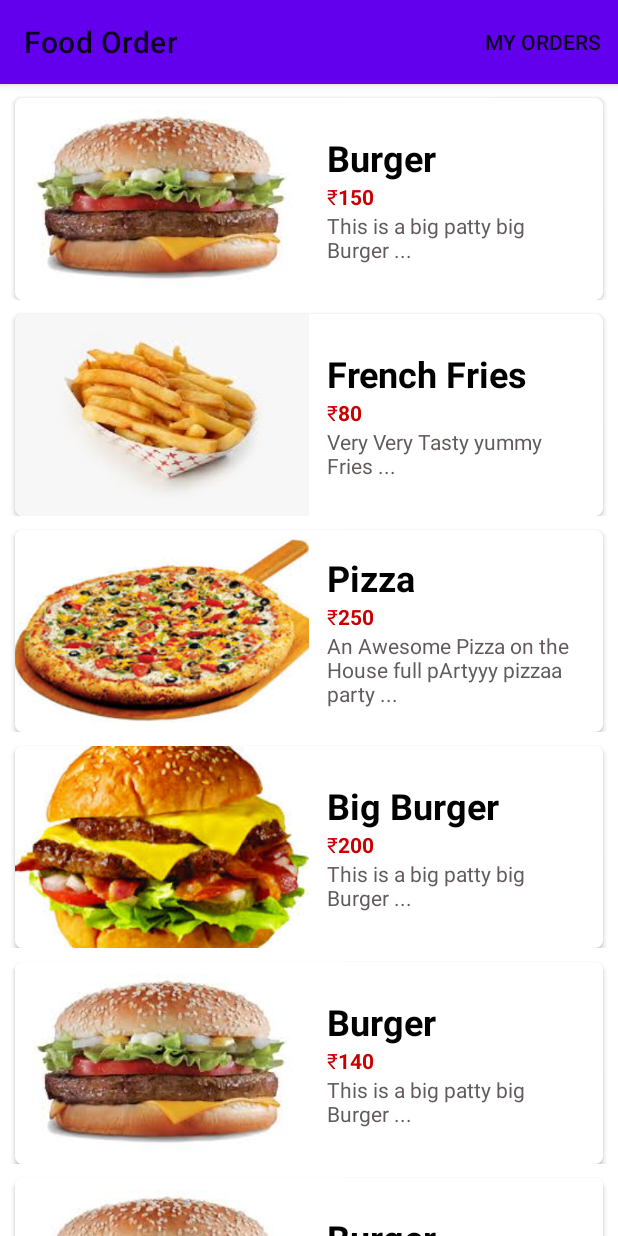
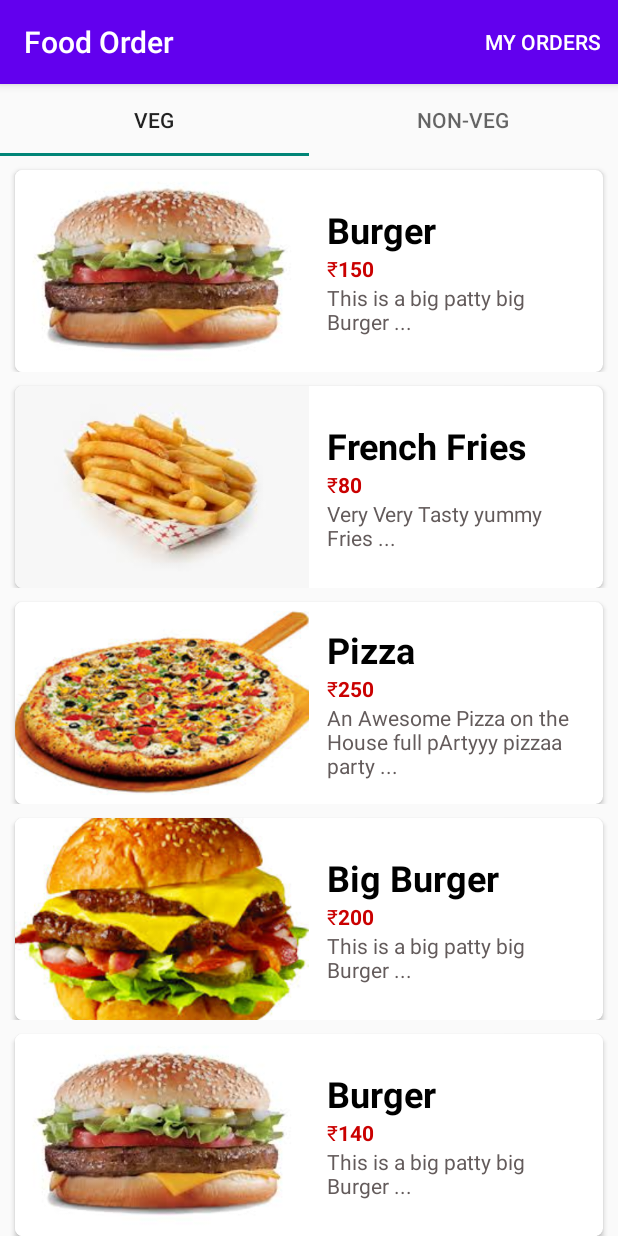
Before and after one commit to Nkrocks/-FoodOrderApp, an Android app: the screen it shows after launch (MainActivity), on a phone screen of 412 x 824 dp. Run offline under Robolectric (Android 15) with nearby library versions, the phone set to English and light mode, and no system bars; Roboto replaces fonts that are not available here.

Commit message:
tab layout added

```diff
--- a/app/build.gradle
+++ b/app/build.gradle
@@ -37,6 +37,7 @@ dependencies {
     implementation 'androidx.appcompat:appcompat:1.2.0'
     implementation 'com.google.android.material:material:1.2.1'
     implementation 'androidx.constraintlayout:constraintlayout:2.0.4'
+    implementation 'androidx.legacy:legacy-support-v4:1.0.0'
     testImplementation 'junit:junit:4.+'
     androidTestImplementation 'androidx.test.ext:junit:1.1.2'
     androidTestImplementation 'androidx.test.espresso:espresso-core:3.3.0'
--- a/app/src/main/java/com/nik/foodorder/Adapters/MainAdapter.java
+++ b/app/src/main/java/com/nik/foodorder/Adapters/MainAdapter.java
@@ -22,7 +22,7 @@ public class MainAdapter extends RecyclerView.Adapter<MainAdapter.viewholder>{
     ArrayList<MainModel> list;
     Context context;
 
-    public MainAdapter(ArrayList<MainModel> list, Context context) {
+    public MainAdapter(ArrayList<MainModel> list,Context context) {
         this.list = list;
         this.context = context;
     }
--- a/app/src/main/java/com/nik/foodorder/Adapters/OrdersAdapter.java
+++ b/app/src/main/java/com/nik/foodorder/Adapters/OrdersAdapter.java
@@ -69,8 +69,8 @@ public class OrdersAdapter extends RecyclerView.Adapter<OrdersAdapter.viewholder
                                 DBHelper helper = new DBHelper(context);
                                 if (helper.deleteOrder(model.getOrderNumber())>0){
                                     Toast.makeText(context,"Order Deleted",Toast.LENGTH_SHORT).show();
-                                    Intent intent=new Intent(context, OrderActivity.class);
-                                    context.startActivity(intent);
+                                     Intent intent=new Intent(context, OrderActivity.class);
+                                     context.startActivity(intent);
 
                                 }else{
                                     Toast.makeText(context,"Error",Toast.LENGTH_SHORT).show();
--- /dev/null
+++ b/app/src/main/java/com/nik/foodorder/Adapters/PageAdapter.java
@@ -0,0 +1,35 @@
+package com.nik.foodorder.Adapters;
+
+import androidx.annotation.NonNull;
+import androidx.fragment.app.Fragment;
+import androidx.fragment.app.FragmentManager;
+import androidx.fragment.app.FragmentPagerAdapter;
+
+import com.nik.foodorder.NonvegFrag;
+import com.nik.foodorder.VegFrag;
+
+public class PageAdapter extends FragmentPagerAdapter {
+
+    int tabcount;
+
+    public PageAdapter(@NonNull FragmentManager fm, int behavior) {
+        super(fm, behavior);
+        tabcount = behavior;
+
+    }
+
+    @NonNull
+    @Override
+    public Fragment getItem(int position) {
+        switch (position){
+            case 0: return new VegFrag();
+            case 1: return  new NonvegFrag();
+            default: return null;
+        }
+    }
+
+    @Override
+    public int getCount() {
+        return tabcount;
+    }
+}
--- a/app/src/main/java/com/nik/foodorder/MainActivity.java
+++ b/app/src/main/java/com/nik/foodorder/MainActivity.java
@@ -7,42 +7,61 @@ import android.view.MenuItem;
 
 import androidx.annotation.NonNull;
 import androidx.appcompat.app.AppCompatActivity;
-import androidx.recyclerview.widget.LinearLayoutManager;
+import androidx.viewpager.widget.ViewPager;
 
-import com.nik.foodorder.Adapters.MainAdapter;
-import com.nik.foodorder.Models.MainModel;
-import com.nik.foodorder.databinding.ActivityMainBinding;
-
-import java.util.ArrayList;
+import com.google.android.material.tabs.TabItem;
+import com.google.android.material.tabs.TabLayout;
+import com.nik.foodorder.Adapters.PageAdapter;
 
 public class MainActivity extends AppCompatActivity {
-    ActivityMainBinding binding;
+    com.nik.foodorder.databinding.ActivityMainBinding binding;
+
+    TabLayout tabLayout;
+    TabItem vegtab,nonvegtab;
+    ViewPager viewPager;
+    PageAdapter pageAdapter;
 
     @Override
     protected void onCreate(Bundle savedInstanceState) {
         super.onCreate(savedInstanceState);
 
-        binding = ActivityMainBinding.inflate(getLayoutInflater());
-        setContentView(binding.getRoot());
+       setContentView(R.layout.activity_main);
 
-        ArrayList<MainModel> list = new ArrayList<>();
+        tabLayout = (TabLayout)findViewById(R.id.tablayout1);
+        vegtab = (TabItem)findViewById(R.id.vegtab);
+        nonvegtab = (TabItem)findViewById(R.id.nonvegtab);
+        viewPager = (ViewPager) findViewById(R.id.vpager);
 
-        list.add(new MainModel(R.drawable.burger,"Burger","150","This is a big patty big Burger ..."));
-        list.add(new MainModel(R.drawable.fries,"French Fries","80","Very Very Tasty yummy Fries ..."));
-        list.add(new MainModel(R.drawable.pizza,"Pizza","250","An Awesome Pizza on the House full pArtyyy pizzaa party ..."));
-        list.add(new MainModel(R.drawable.burgertwo,"Big Burger","200","This is a big patty big Burger ..."));
-        list.add(new MainModel(R.drawable.burger,"Burger","140","This is a big patty big Burger ..."));
-        list.add(new MainModel(R.drawable.burger,"Burger","40","This is a big patty big Burger ..."));
+        pageAdapter = new PageAdapter(getSupportFragmentManager(),2);
+        viewPager.setAdapter(pageAdapter);
 
-        MainAdapter adapter = new MainAdapter(list,this);
-        binding.recyclerview.setAdapter(adapter);
+        tabLayout.addOnTabSelectedListener(new TabLayout.OnTabSelectedListener() {
+            @Override
+            public void onTabSelected(TabLayout.Tab tab) {
+                viewPager.setCurrentItem(tab.getPosition());
 
-        LinearLayoutManager layoutManager = new LinearLayoutManager(this);
-        binding.recyclerview.setLayoutManager(layoutManager);
+                if(tab.getPosition()==0 || tab.getPosition()==1){
+                    pageAdapter.notifyDataSetChanged();
+                }
+            }
+            @Override
+            public void onTabUnselected(TabLayout.Tab tab) {
+
+            }
+
+            @Override
+            public void onTabReselected(TabLayout.Tab tab) {
+
+            }
+        });
+
+        viewPager.addOnPageChangeListener(new TabLayout.TabLayoutOnPageChangeListener(tabLayout));
+        //listen for scroll or page change
+
 
     }
 
-    @Override
+   @Override
     public boolean onCreateOptionsMenu(Menu menu) {
         getMenuInflater().inflate(R.menu.menu,menu);
         return super.onCreateOptionsMenu(menu);
--- /dev/null
+++ b/app/src/main/java/com/nik/foodorder/NonvegFrag.java
@@ -0,0 +1,90 @@
+package com.nik.foodorder;
+
+import android.os.Bundle;
+import android.view.LayoutInflater;
+import android.view.View;
+import android.view.ViewGroup;
+
+import androidx.fragment.app.Fragment;
+import androidx.recyclerview.widget.LinearLayoutManager;
+
+import com.nik.foodorder.Adapters.MainAdapter;
+import com.nik.foodorder.Models.MainModel;
+import com.nik.foodorder.databinding.FragmentNonvegBinding;
+
+import java.util.ArrayList;
+
+/**
+ * A simple {@link Fragment} subclass.
+ * Use the {@link NonvegFrag#newInstance} factory method to
+ * create an instance of this fragment.
+ */
+public class NonvegFrag extends Fragment {
+
+    FragmentNonvegBinding binding;
+
+    // TODO: Rename parameter arguments, choose names that match
+    // the fragment initialization parameters, e.g. ARG_ITEM_NUMBER
+    private static final String ARG_PARAM1 = "param1";
+    private static final String ARG_PARAM2 = "param2";
+
+    // TODO: Rename and change types of parameters
+    private String mParam1;
+    private String mParam2;
+
+    public NonvegFrag() {
+        // Required empty public constructor
+    }
+
+    /**
+     * Use this factory method to create a new instance of
+     * this fragment using the provided parameters.
+     *
+     * @param param1 Parameter 1.
+     * @param param2 Parameter 2.
+     * @return A new instance of fragment NonvegFrag.
+     */
+    // TODO: Rename and change types and number of parameters
+    public static NonvegFrag newInstance(String param1, String param2) {
+        NonvegFrag fragment = new NonvegFrag();
+        Bundle args = new Bundle();
+        args.putString(ARG_PARAM1, param1);
+        args.putString(ARG_PARAM2, param2);
+        fragment.setArguments(args);
+        return fragment;
+    }
+
+    @Override
+    public void onCreate(Bundle savedInstanceState) {
+        super.onCreate(savedInstanceState);
+        if (getArguments() != null) {
+            mParam1 = getArguments().getString(ARG_PARAM1);
+            mParam2 = getArguments().getString(ARG_PARAM2);
+        }
+    }
+
+    @Override
+    public View onCreateView(LayoutInflater inflater, ViewGroup container,
+                             Bundle savedInstanceState) {
+        // Inflate the layout for this fragment
+        binding = FragmentNonvegBinding.inflate(getLayoutInflater());
+
+        View view =binding.getRoot();
+        ArrayList<MainModel> list = new ArrayList<>();
+
+        list.add(new MainModel(R.drawable.burger,"Burger","150","This is a big patty big Burger ..."));
+        list.add(new MainModel(R.drawable.fries,"French Fries","80","Very Very Tasty yummy Fries ..."));
+        list.add(new MainModel(R.drawable.pizza,"Pizza","250","An Awesome Pizza on the House full pArtyyy pizzaa party ..."));
+        list.add(new MainModel(R.drawable.burgertwo,"Big Burger","200","This is a big patty big Burger ..."));
+        list.add(new MainModel(R.drawable.burger,"Burger","140","This is a big patty big Burger ..."));
+        list.add(new MainModel(R.drawable.burger,"Burger","40","This is a big patty big Burger ..."));
+
+        MainAdapter adapter = new MainAdapter(list,this.getContext());
+        binding.recyclerview.setAdapter(adapter);
+
+        LinearLayoutManager layoutManager = new LinearLayoutManager(this.getContext());
+        binding.recyclerview.setLayoutManager(layoutManager);
+
+        return view;
+    }
+}
--- /dev/null
+++ b/app/src/main/java/com/nik/foodorder/VegFrag.java
@@ -0,0 +1,91 @@
+package com.nik.foodorder;
+
+import android.os.Bundle;
+import android.view.LayoutInflater;
+import android.view.View;
+import android.view.ViewGroup;
+
+import androidx.fragment.app.Fragment;
+import androidx.recyclerview.widget.LinearLayoutManager;
+
+import com.nik.foodorder.Adapters.MainAdapter;
+import com.nik.foodorder.Models.MainModel;
+import com.nik.foodorder.databinding.FragmentVegBinding;
+
+import java.util.ArrayList;
+
+/**
+ * A simple {@link Fragment} subclass.
+ * Use the {@link VegFrag#newInstance} factory method to
+ * create an instance of this fragment.
+ */
+public class VegFrag extends Fragment {
+   // com.nik.foodorder.databinding.ActivityMainBinding binding;
+    FragmentVegBinding binding;
+
+    // TODO: Rename parameter arguments, choose names that match
+    // the fragment initialization parameters, e.g. ARG_ITEM_NUMBER
+    private static final String ARG_PARAM1 = "param1";
+    private static final String ARG_PARAM2 = "param2";
+
+    // TODO: Rename and change types of parameters
+    private String mParam1;
+    private String mParam2;
+
+    public VegFrag() {
+        // Required empty public constructor
+    }
+
+    /**
+     * Use this factory method to create a new instance of
+     * this fragment using the provided parameters.
+     *
+     * @param param1 Parameter 1.
+     * @param param2 Parameter 2.
+     * @return A new instance of fragment VegFrag.
+     */
+    // TODO: Rename and change types and number of parameters
+    public static VegFrag newInstance(String param1, String param2) {
+        VegFrag fragment = new VegFrag();
+        Bundle args = new Bundle();
+        args.putString(ARG_PARAM1, param1);
+        args.putString(ARG_PARAM2, param2);
+        fragment.setArguments(args);
+        return fragment;
+    }
+
+    @Override
+    public void onCreate(Bundle savedInstanceState) {
+        super.onCreate(savedInstanceState);
+        if (getArguments() != null) {
+            mParam1 = getArguments().getString(ARG_PARAM1);
+            mParam2 = getArguments().getString(ARG_PARAM2);
+        }
+
+    }
+
+    @Override
+    public View onCreateView(LayoutInflater inflater, ViewGroup container,
+                             Bundle savedInstanceState) {
+        // Inflate the layout for this fragment
+        binding = FragmentVegBinding.inflate(getLayoutInflater());
+
+        View view =binding.getRoot();
+        ArrayList<MainModel> list = new ArrayList<>();
+
+        list.add(new MainModel(R.drawable.burger,"Burger","150","This is a big patty big Burger ..."));
+        list.add(new MainModel(R.drawable.fries,"French Fries","80","Very Very Tasty yummy Fries ..."));
+        list.add(new MainModel(R.drawable.pizza,"Pizza","250","An Awesome Pizza on the House full pArtyyy pizzaa party ..."));
+        list.add(new MainModel(R.drawable.burgertwo,"Big Burger","200","This is a big patty big Burger ..."));
+        list.add(new MainModel(R.drawable.burger,"Burger","140","This is a big patty big Burger ..."));
+        list.add(new MainModel(R.drawable.burger,"Burger","40","This is a big patty big Burger ..."));
+
+        MainAdapter adapter = new MainAdapter(list,this.getContext());
+        binding.recyclerview.setAdapter(adapter);
+
+        LinearLayoutManager layoutManager = new LinearLayoutManager(this.getContext());
+        binding.recyclerview.setLayoutManager(layoutManager);
+
+        return view;
+    }
+}
--- a/app/src/main/res/layout/activity_main.xml
+++ b/app/src/main/res/layout/activity_main.xml
@@ -5,11 +5,33 @@
     android:layout_width="match_parent"
     android:layout_height="match_parent"
     tools:context=".MainActivity"
-    android:orientation="vertical">
+    android:orientation="vertical"
+    >
 
-    <androidx.recyclerview.widget.RecyclerView
-        android:id="@+id/recyclerview"
+    <com.google.android.material.tabs.TabLayout
+        android:id="@+id/tablayout1"
+        android:layout_width="match_parent"
+        android:layout_height="wrap_content"
+        >
+
+        <com.google.android.material.tabs.TabItem
+            android:id="@+id/vegtab"
+            android:layout_width="wrap_content"
+            android:layout_height="wrap_content"
+            android:text="VEG" />
+
+        <com.google.android.material.tabs.TabItem
+            android:id="@+id/nonvegtab"
+            android:layout_width="wrap_content"
+            android:layout_height="wrap_content"
+            android:text="NON-VEG" />
+
+    </com.google.android.material.tabs.TabLayout>
+
+    <androidx.viewpager.widget.ViewPager
         android:layout_width="match_parent"
         android:layout_height="match_parent"
-        tools:listitem="@layout/sample_mainfood"/>
+        android:id="@+id/vpager"
+        />
+
 </LinearLayout>
--- /dev/null
+++ b/app/src/main/res/layout/fragment_nonveg.xml
@@ -0,0 +1,15 @@
+<?xml version="1.0" encoding="utf-8"?>
+<FrameLayout xmlns:android="http://schemas.android.com/apk/res/android"
+    xmlns:tools="http://schemas.android.com/tools"
+    android:layout_width="match_parent"
+    android:layout_height="match_parent"
+    tools:context=".NonvegFrag">
+
+    <!-- TODO: Update blank fragment layout -->
+    <androidx.recyclerview.widget.RecyclerView
+        android:id="@+id/recyclerview"
+        android:layout_width="match_parent"
+        android:layout_height="match_parent"
+        tools:listitem="@layout/sample_mainfood"/>
+
+</FrameLayout>
--- /dev/null
+++ b/app/src/main/res/layout/fragment_veg.xml
@@ -0,0 +1,14 @@
+<?xml version="1.0" encoding="utf-8"?>
+<FrameLayout xmlns:android="http://schemas.android.com/apk/res/android"
+    xmlns:tools="http://schemas.android.com/tools"
+    android:layout_width="match_parent"
+    android:layout_height="match_parent"
+    tools:context=".VegFrag">
+
+    <!-- TODO: Update blank fragment layout -->
+    <androidx.recyclerview.widget.RecyclerView
+        android:id="@+id/recyclerview"
+        android:layout_width="match_parent"
+        android:layout_height="match_parent"
+        tools:listitem="@layout/sample_mainfood"/>
+</FrameLayout>
--- a/app/src/main/res/layout/order_sample.xml
+++ b/app/src/main/res/layout/order_sample.xml
@@ -3,7 +3,8 @@
     xmlns:app="http://schemas.android.com/apk/res-auto"
     android:layout_width="match_parent"
     android:layout_height="120dp"
-    android:orientation="vertical">
+    android:orientation="vertical"
+    >
 
     <androidx.cardview.widget.CardView
         android:layout_width="match_parent"
@@ -14,12 +15,14 @@
         android:layout_marginEnd="6dp"
         android:layout_marginRight="6dp"
         app:cardCornerRadius="4dp"
-        app:cardElevation="4dp">
+        app:cardElevation="4dp"
+        >
 
         <LinearLayout
             android:layout_width="match_parent"
             android:layout_height="match_parent"
-            android:orientation="horizontal">
+            android:orientation="horizontal"
+            android:background="@color/white">
 
             <ImageView
                 android:id="@+id/orderImage"
@@ -38,7 +41,8 @@
                 android:layout_marginRight="5dp"
                 android:layout_weight="0"
                 android:gravity="center_vertical"
-                android:orientation="vertical">
+                android:orientation="vertical"
+                >
 
                 <TextView
                     android:id="@+id/orderitemName"
--- a/app/src/main/res/layout/sample_mainfood.xml
+++ b/app/src/main/res/layout/sample_mainfood.xml
@@ -15,7 +15,7 @@
         android:layout_marginEnd="10dp"
         android:layout_marginRight="10dp"
         app:cardCornerRadius="5dp"
-        app:cardMaxElevation="5dp" >
+        app:cardMaxElevation="5dp">
 
         <LinearLayout
             android:layout_width="match_parent"
--- a/app/src/main/res/values-night/themes.xml
+++ b/app/src/main/res/values-night/themes.xml
@@ -1,6 +1,6 @@
 <resources xmlns:tools="http://schemas.android.com/tools">
     <!-- Base application theme. -->
-    <style name="Theme.FoodOrder" parent="Theme.MaterialComponents.DayNight">
+    <style name="Theme.FoodOrder" parent="Theme.Design.NoActionBar">
         <!-- Primary brand color. -->
         <item name="colorPrimary">@color/purple_200</item>
         <item name="colorPrimaryVariant">@color/purple_700</item>
--- a/app/src/main/res/values/strings.xml
+++ b/app/src/main/res/values/strings.xml
@@ -1,3 +1,5 @@
 <resources>
     <string name="app_name">Food Order</string>
+    <!-- TODO: Remove or change this placeholder text -->
+    <string name="hello_blank_fragment">Hello blank fragment</string>
 </resources>
--- a/app/src/main/res/values/themes.xml
+++ b/app/src/main/res/values/themes.xml
@@ -1,6 +1,6 @@
 <resources xmlns:tools="http://schemas.android.com/tools">
     <!-- Base application theme. -->
-    <style name="Theme.FoodOrder" parent="Theme.MaterialComponents.DayNight">
+    <style name="Theme.FoodOrder" parent="Theme.AppCompat.DayNight.DarkActionBar">
         <!-- Primary brand color. -->
         <item name="colorPrimary">@color/purple_500</item>
         <item name="colorPrimaryVariant">@color/purple_700</item>
@@ -10,7 +10,6 @@
         <item name="colorSecondaryVariant">@color/teal_700</item>
         <item name="colorOnSecondary">@color/black</item>
         <!-- Status bar color. -->
-        <item name="android:statusBarColor" tools:targetApi="l">?attr/colorPrimaryVariant</item>
         <!-- Customize your theme here. -->
     </style>
 </resources>
```
